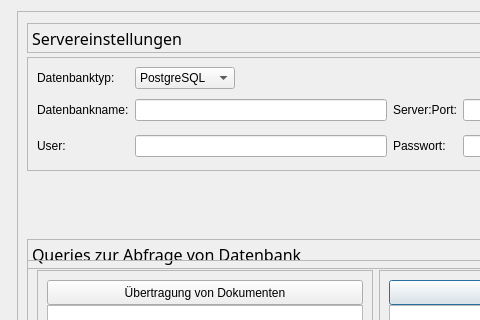
Qt form src/ui/windows/settingsConnectionWindow.ui (creativeSloth/SUN_Article_Fetcher) before a commit; both pictures show x 0 to 480 and y 0 to 320 of the 746 by 470 pixel window.
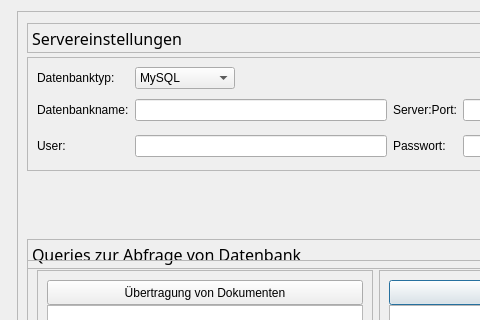
The same form after that commit.

```diff
--- a/src/ui/windows/settingsConnectionWindow.ui
+++ b/src/ui/windows/settingsConnectionWindow.ui
@@ -229,6 +229,9 @@
                <height>16777215</height>
               </size>
              </property>
+             <property name="currentIndex">
+              <number>1</number>
+             </property>
              <property name="frame">
               <bool>true</bool>
              </property>
```
